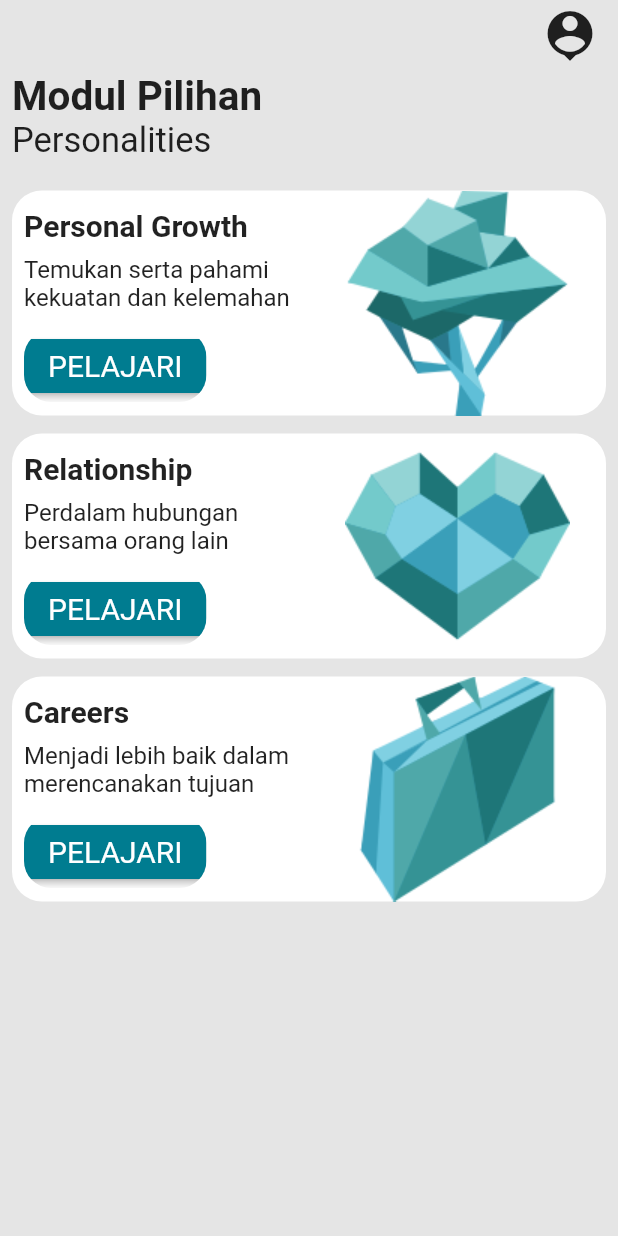
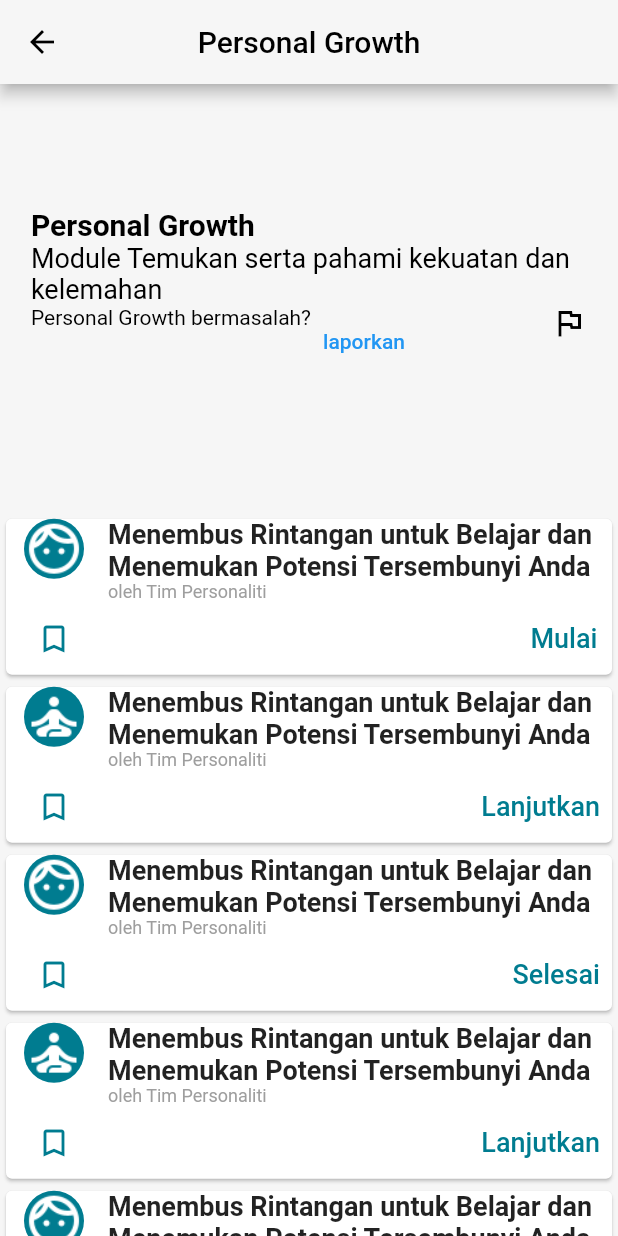
Before and after one commit to gits-flores/Flutter, a Flutter app: the HomeScreen screen opened directly, after a tap on "PELAJARI", on a phone screen of 412 x 824 dp. Run offline on Flutter 3.47's test engine with Material 2 defaults, Android fonts, the phone set to English and light mode, and no system bars; our stand-ins replace flutter_svg, shared_preferences; accounts and stored records are empty.

Commit message:
menambahkan navbar, menambahkan screen jelajah, menambahkan list topik, benerin layout

```diff
--- a/lib/Screens/HomeScreen/home_screen.dart
+++ b/lib/Screens/HomeScreen/home_screen.dart
@@ -1,4 +1,5 @@
 import 'package:flutter/material.dart';
+import 'package:flutter_login/Screens/Topik/list_topik_course.dart';
 
 import 'home_menu.dart';
 
@@ -9,7 +10,7 @@ class HomeScreen extends StatelessWidget {
   Widget build(BuildContext context){
   Size size = MediaQuery.of(context).size;
     return Scaffold(
-      backgroundColor: Color(0xFFE5E5E5),
+      backgroundColor: Color(0xFFF6F6F6),
       body: SafeArea(
         child: SingleChildScrollView(
           child: Padding(
@@ -34,11 +35,13 @@ class HomeScreen extends StatelessWidget {
                     final HomeMenu homeMenu = homeMenuList[index];
                     return InkWell(
                       onTap: (){},
+                      child: Expanded(
+                        flex: 1,
                         child: Container(
                           margin: EdgeInsets.only(bottom: 12),
                           decoration: BoxDecoration(
                               color: Colors.white,
-                            borderRadius: BorderRadius.circular(20)
+                              borderRadius: BorderRadius.circular(14)
                           ),
                           child: Row(
                             crossAxisAlignment: CrossAxisAlignment.start,
@@ -60,7 +63,7 @@ class HomeScreen extends StatelessWidget {
                                         child: Text(homeMenu.desc, style: TextStyle(fontSize: 16),),
                                       ),
                                       ClipRRect(
-                                      borderRadius: BorderRadius.circular(18),
+                                        borderRadius: BorderRadius.circular(8),
                                         child: ElevatedButton(
                                             style: ElevatedButton.styleFrom(
                                              primary: Color(0xFF007C90),
@@ -69,7 +72,19 @@ class HomeScreen extends StatelessWidget {
                                                 color: Colors.white,
                                               )
                                             ),
-                                          onPressed: (){},
+                                            onPressed: (){
+                                              Navigator.push(
+                                                context,
+                                                MaterialPageRoute(
+                                                  builder: (context) {
+                                                    return ListTopikCourse(
+                                                      titleAppbar: homeMenu.title,
+                                                      desc: "Module "+homeMenu.desc,
+                                                    );
+                                                  },
+                                                ),
+                                              );
+                                            },
                                             child: Text("PELAJARI")),
                                       )
                                     ],
@@ -78,9 +93,10 @@ class HomeScreen extends StatelessWidget {
                               ),
                               Expanded(
                                   flex: 1,
-                                child: Image.asset(homeMenu.images, width: 200, height: 150,)),
+                                  child: Image.asset(homeMenu.images, width: 185, height: 170,)),
 
                             ],
+                          ),
                         ),
                       ),
                     );
--- a/lib/Screens/Login/components/body.dart
+++ b/lib/Screens/Login/components/body.dart
@@ -1,5 +1,6 @@
 import 'package:flutter/material.dart';
 import 'package:flutter_login/Screens/HomeScreen/home_screen.dart';
+import 'package:flutter_login/Screens/HomeScreen/navigasi_menu.dart';
 import 'package:flutter_login/Screens/Login/components/background.dart';
 import 'package:flutter_login/Screens/Signup/signup_screen.dart';
 import 'package:flutter_login/components/already_have_an_account_acheck.dart';
@@ -45,7 +46,7 @@ class Body extends StatelessWidget {
                   context,
                   MaterialPageRoute(
                     builder: (context) {
-                      return HomeScreen();
+                      return Navigasi();
                     },
                   ),
                 );
--- /dev/null
+++ b/lib/Screens/Topik/dummy/dummy_topik.dart
@@ -0,0 +1,84 @@
+class dummyTopik{
+  String assetImage;
+  String title;
+  String desc;
+  String buttonTitle;
+  Function button;
+  Function saveButton;
+
+  dummyTopik({
+    this.assetImage,
+    this.title,
+    this.desc,
+    this.buttonTitle,
+    this.button,
+    this.saveButton
+  });
+
+}
+
+var dummyTopikCourse = [
+  dummyTopik(
+    assetImage: "assets/icons/iconwajah.png",
+    title: "Menembus Rintangan untuk Belajar dan Menemukan Potensi Tersembunyi Anda",
+    desc: "oleh Tim Personaliti",
+    buttonTitle: "Mulai",
+  ),
+  dummyTopik(
+    assetImage: "assets/icons/iconorang.png",
+    title: "Menembus Rintangan untuk Belajar dan Menemukan Potensi Tersembunyi Anda",
+    desc: "oleh Tim Personaliti",
+    buttonTitle: "Lanjutkan",
+  ),
+  dummyTopik(
+    assetImage: "assets/icons/iconwajah.png",
+    title: "Menembus Rintangan untuk Belajar dan Menemukan Potensi Tersembunyi Anda",
+    desc: "oleh Tim Personaliti",
+    buttonTitle: "Selesai",
+  ),
+  dummyTopik(
+    assetImage: "assets/icons/iconorang.png",
+    title: "Menembus Rintangan untuk Belajar dan Menemukan Potensi Tersembunyi Anda",
+    desc: "oleh Tim Personaliti",
+    buttonTitle: "Lanjutkan",
+  ),
+  dummyTopik(
+    assetImage: "assets/icons/iconwajah.png",
+    title: "Menembus Rintangan untuk Belajar dan Menemukan Potensi Tersembunyi Anda",
+    desc: "oleh Tim Personaliti",
+    buttonTitle: "Selesai",
+  ),
+];
+
+var dummyTopikJelajah = [
+  dummyTopik(
+    assetImage: "assets/icons/iconwajah.png",
+    title: "Pesonalities Type vs Sterotype",
+    desc: "oleh Deni Alfian",
+    buttonTitle: "Lihat",
+  ),
+  dummyTopik(
+    assetImage: "assets/icons/iconwajah.png",
+    title: "Saya Sangat Tidak Suka Orang ini. Apakah Karena Tipe Kepribadian Mereka?",
+    desc: "oleh Deni Alfian",
+    buttonTitle: "Lihat",
+  ),
+  dummyTopik(
+    assetImage: "assets/icons/iconwajah.png",
+    title: "Lebih Baik Menjadi Introvert atau Extrovert",
+    desc: "oleh Deni Alfian",
+    buttonTitle: "Lihat",
+  ),
+  dummyTopik(
+    assetImage: "assets/icons/iconwajah.png",
+    title: "Saya Sangat Tidak Suka Orang ini. Apakah Karena Tipe Kepribadian Mereka?",
+    desc: "oleh Deni Alfian",
+    buttonTitle: "Lihat",
+  ),
+  dummyTopik(
+    assetImage: "assets/icons/iconwajah.png",
+    title: "Lebih Baik Menjadi Introvert atau Extrovert",
+    desc: "oleh Deni Alfian",
+    buttonTitle: "Lihat",
+  ),
+];
--- /dev/null
+++ b/lib/Screens/Topik/list_topik_course.dart
@@ -0,0 +1,57 @@
+import 'package:flutter/material.dart';
+import 'package:flutter_login/Screens/Topik/dummy/dummy_topik.dart';
+import 'package:flutter_login/components/card_body.dart';
+import 'package:flutter_login/components/header_topik.dart';
+
+class ListTopikCourse extends StatefulWidget {
+  final String titleAppbar;
+  final String desc;
+  const ListTopikCourse({Key key, this.titleAppbar, this.desc}) : super(key: key);
+
+  @override
+  _ListTopikCourseState createState() => _ListTopikCourseState();
+}
+
+class _ListTopikCourseState extends State<ListTopikCourse> {
+  @override
+  Widget build(BuildContext context) {
+    return Scaffold(
+      backgroundColor: Color(0xFFF6F6F6),
+      appBar: AppBar(
+        title: Text(widget.titleAppbar, style: TextStyle(color: Colors.black),),
+        backgroundColor: Color(0xFFF6F6F6),
+        foregroundColor: Colors.black,
+        centerTitle: true,
+      ),
+      body: SingleChildScrollView(
+        child: Column(
+          crossAxisAlignment: CrossAxisAlignment.start,
+          mainAxisAlignment: MainAxisAlignment.start,
+          children:<Widget> [
+            HeaderTopik(
+              color: Color(0xFFF6F6F6),
+              title: widget.titleAppbar,
+              textColor: Colors.black,
+              desc: widget.desc,
+            ),
+            ListView.builder(
+              scrollDirection: Axis.vertical,
+              shrinkWrap: true,
+              itemBuilder: (context, index){
+                final dummyTopik dmy = dummyTopikCourse[index];
+                return CardBody(
+                  assetImage: dmy.assetImage,
+                  title: dmy.title,
+                  desc: dmy.desc,
+                  buttonTitle: dmy.buttonTitle,
+                  colorImage: Color(0xFF007C90),
+                );
+              },
+              itemCount: dummyTopikCourse.length,
+            ),
+          ],
+        ),
+      )
+    );
+  }
+}
--- /dev/null
+++ b/lib/components/card_body.dart
@@ -0,0 +1,93 @@
+import 'package:flutter/material.dart';
+
+class CardBody extends StatelessWidget {
+  final String assetImage;
+  final String title;
+  final String desc;
+  final String buttonTitle;
+  final Function button;
+  final Function saveButton;
+  final Color colorImage;
+  const CardBody({Key key, this.assetImage, this.title, this.desc, this.buttonTitle, this.button, this.saveButton, this.colorImage}) : super(key: key);
+
+  @override
+  Widget build(BuildContext context) {
+    return Card(
+      color: Colors.white,
+      child: Column(
+        crossAxisAlignment: CrossAxisAlignment.start,
+        children:<Widget> [
+          Row(
+            crossAxisAlignment: CrossAxisAlignment.start,
+            mainAxisAlignment: MainAxisAlignment.start,
+            children:<Widget> [
+              Container(
+                height: 40,
+                width: 40,
+                margin: EdgeInsets.only(left: 12, right: 16),
+                decoration: BoxDecoration(
+                    color: colorImage,
+                  borderRadius: BorderRadius.circular(20)
+                ),
+                child: Image.asset(assetImage, height: 40, width: 40,fit: BoxFit.cover,),
+              ),
+              Expanded(
+                flex: 2,
+                child: Padding(
+                  padding: const EdgeInsets.only(right: 8),
+                  child: Column(
+                    crossAxisAlignment: CrossAxisAlignment.start,
+                    mainAxisAlignment: MainAxisAlignment.start,
+                    children:<Widget> [
+                      Text(title, style: TextStyle(fontSize: 18, fontWeight: FontWeight.bold), maxLines: 3,),
+                      Text(desc, style: TextStyle(fontSize: 12, color: Colors.grey),)
+                    ],
+                  ),
+                ),
+              ),
+            ],
+          ),
+          Row(
+            mainAxisAlignment: MainAxisAlignment.spaceBetween,
+            children:<Widget> [
+             Padding(
+               padding: const EdgeInsets.only(left: 8),
+               child: SaveButton(saveButton: saveButton),
+             ),
+              TextButton(onPressed: (){button;}, child: Text(buttonTitle, style: TextStyle(color: Color(0xFF007C90), fontSize: 18),))
+            ],
+          )
+        ],
+      ),
+    );
+  }
+}
+
+
+class SaveButton extends StatefulWidget {
+  final Function saveButton;
+  const SaveButton({Key key, this.saveButton}) : super(key: key);
+
+  @override
+  _SaveButtonState createState() => _SaveButtonState();
+}
+
+class _SaveButtonState extends State<SaveButton> {
+  bool isFavorite = false;
+
+  @override
+  Widget build(BuildContext context) {
+    return IconButton(
+      onPressed: (){
+        setState(() {
+          isFavorite = !isFavorite;
+          widget.saveButton;
+        });
+      },
+      icon: Icon(
+        isFavorite ? Icons.bookmark : Icons.bookmark_outline,
+        color: Color(0xFF007C90),
+      ),
+    );
+  }
+}
--- /dev/null
+++ b/lib/components/header_topik.dart
@@ -0,0 +1,50 @@
+import 'package:flutter/material.dart';
+
+class HeaderTopik extends StatelessWidget {
+  final Color color;
+  final String title;
+  final String desc;
+  final Color textColor;
+  const HeaderTopik({Key key, this.color, this.title, this.desc, this.textColor}) : super(key: key);
+
+  @override
+  Widget build(BuildContext context) {
+    Size size = MediaQuery.of(context).size;
+    return Container(
+      margin: EdgeInsets.only(bottom: 8),
+      color: color,
+      padding: EdgeInsets.only(left: size.width * 0.05, right: size.width *0.05, top: size.height * 0.1, bottom: size.height * 0.1),
+      child: Column(
+        crossAxisAlignment: CrossAxisAlignment.start,
+        mainAxisAlignment: MainAxisAlignment.start,
+        children:<Widget> [
+          Text(title, style: TextStyle(fontSize: 20, color: textColor, fontWeight: FontWeight.bold),),
+          Text(
+            desc, style: TextStyle(
+              fontSize: 18, color: textColor),
+            maxLines: 10,
+          ),
+          Row(
+            crossAxisAlignment: CrossAxisAlignment.start,
+            mainAxisAlignment: MainAxisAlignment.spaceBetween,
+            children:<Widget> [
+              Row(
+                crossAxisAlignment: CrossAxisAlignment.start,
+                mainAxisAlignment: MainAxisAlignment.start,
+                children:<Widget> [
+                  Text(title+" bermasalah?", style: TextStyle(color: textColor),),
+                  TextButton(
+                      onPressed: (){}, child: Text("laporkan"))
+                ],
+              ),
+              Icon(
+                Icons.flag_outlined,
+                color: textColor,
+              ),
+            ],
+          )
+        ],
+      ),
+    );
+  }
+}
```
Also changed, not shown: lib/Screens/Disimpan/disimpan_screen.dart (added, +14 -0 lines), lib/Screens/HomeScreen/navigasi_menu.dart (added, +64 -0 lines), lib/Screens/Jelajah/jelajah_screen.dart (added, +205 -0 lines), lib/Screens/Profil/profil_screen.dart (added, +14 -0 lines), lib/Screens/Topik/list_topik_jelajah.dart (added, +55 -0 lines), assets/icons/iconorang.png (added), assets/icons/iconwajah.png (added), assets/images/diamond.png (added), assets/images/jelajahdua.png (added), assets/images/jelajahsatu.png (added), assets/images/jelajahtiga.png (added). Lines whose indentation alone changed are shown as unchanged.
